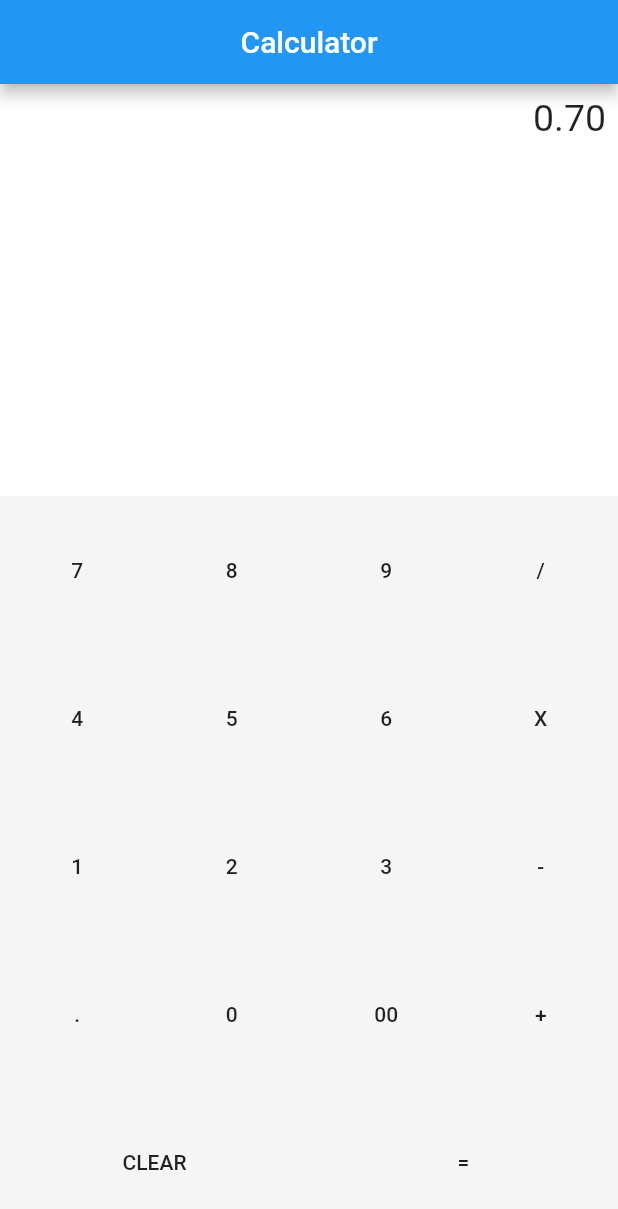
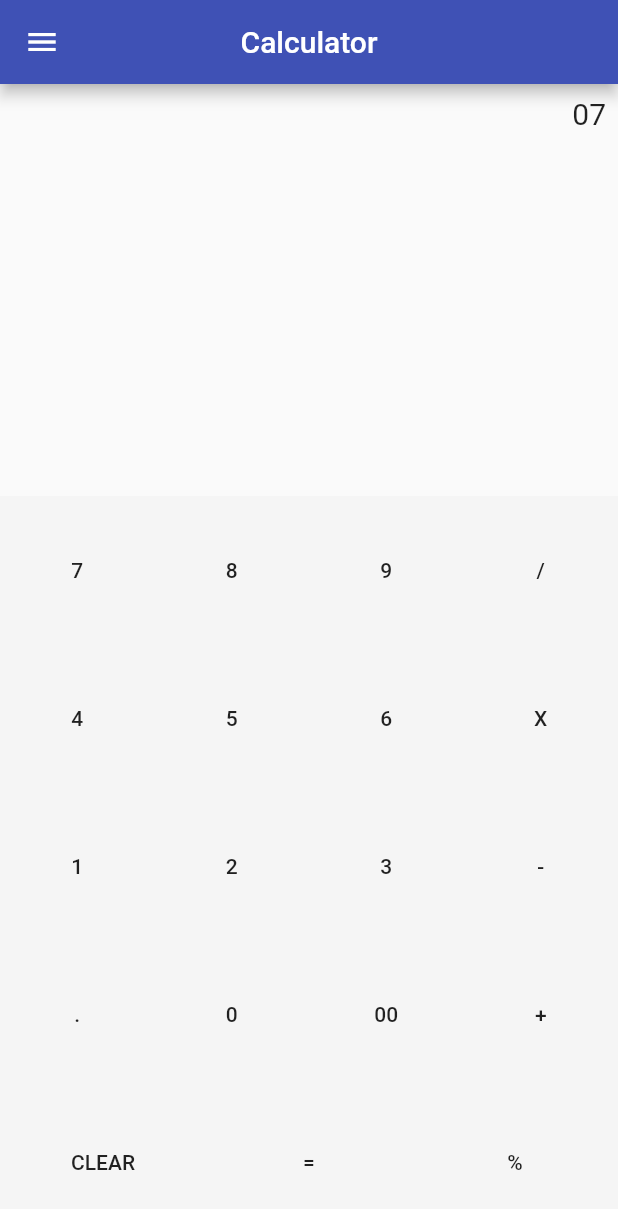
Before and after one commit to ikjot-2605/easy_calculator, a Flutter app: the screen it shows after launch, after a tap on an icon or button, on a phone screen of 412 x 824 dp. Shown: the top 1209 px of the screen. Run offline on Flutter 3.47's test engine with Material 2 defaults, Android fonts, the phone set to English and light mode, and no system bars; our stand-ins replace dynamic_theme.

Commit message:
some changes

```diff
--- a/lib/main.dart
+++ b/lib/main.dart
@@ -1,18 +1,26 @@
 import 'package:easycalculator/presentation/calc_main_page.dart';
 import 'package:flutter/material.dart';
-
+import 'package:dynamic_theme/dynamic_theme.dart';
 void main() {
   runApp(MyApp());
 }
 
 class MyApp extends StatelessWidget {
-  // This widget is the root of your application.
   @override
   Widget build(BuildContext context) {
-    return MaterialApp(
-      title: 'Calculator App',
-      theme: ThemeData.light(),
-      home: CalculatorMainPage(),
+    return new DynamicTheme(
+        defaultBrightness: Brightness.light,
+        data: (brightness) => new ThemeData(
+          primarySwatch: Colors.indigo,
+          brightness: brightness,
+        ),
+        themedWidgetBuilder: (context, theme) {
+          return new MaterialApp(
+            title: 'Calculator Application',
+            theme: theme,
+            home: CalculatorMainPage(),
+          );
+        }
     );
   }
 }
--- a/lib/presentation/calc_main_page.dart
+++ b/lib/presentation/calc_main_page.dart
@@ -1,4 +1,5 @@
 import 'package:easycalculator/presentation/display.dart';
+import 'package:easycalculator/presentation/side_nav.dart';
 import 'package:flutter/material.dart';
 
 class CalculatorMainPage extends StatefulWidget {
@@ -7,66 +8,60 @@ class CalculatorMainPage extends StatefulWidget {
 }
 
 class _CalculatorMainPageState extends State<CalculatorMainPage> {
-  updateValue(String buttonText){
-
-    if(buttonText == "CLEAR"){
-
+  updateValue(String buttonText) {
+    if (buttonText == "CLEAR") {
       _output = "0";
       num1 = 0.0;
       num2 = 0.0;
       operand = "";
-
-    } else if (buttonText == "+" || buttonText == "-" || buttonText == "/" || buttonText == "X"){
-
+    } else if (buttonText == "+" ||
+        buttonText == "-" ||
+        buttonText == "/" ||
+        buttonText == "X" ||
+        buttonText == "%") {
       num1 = double.parse(output);
 
       operand = buttonText;
 
       _output = "0";
-
-    } else if(buttonText == "."){
-
-      if(_output.contains(".")){
+    } else if (buttonText == ".") {
+      if (_output.contains(".")) {
         return;
-
       } else {
+        print(_output);
         _output = _output + buttonText;
       }
-
-    } else if (buttonText == "="){
-
+    } else if (buttonText == "=") {
       num2 = double.parse(output);
 
-      if(operand == "+"){
+      if (operand == "+") {
         _output = (num1 + num2).toString();
       }
-      if(operand == "-"){
+      if (operand == "%") {
+        _output = (num1 % num2).toString();
+      }
+      if (operand == "-") {
         _output = (num1 - num2).toString();
       }
-      if(operand == "X"){
+      if (operand == "X") {
         _output = (num1 * num2).toString();
       }
-      if(operand == "/"){
+      if (operand == "/") {
         _output = (num1 / num2).toString();
       }
 
       num1 = 0.0;
       num2 = 0.0;
       operand = "";
-
     } else {
-
       _output = _output + buttonText;
-
     }
 
     setState(() {
+      output = double.parse(_output).toStringAsFixed(2);
+    });
+  }
 
-      output = double.parse(_output).toStringAsFixed(2);
-
-    });
-
-  }
   String output = "0";
   String _output = "0";
   double num1 = 0.0;
@@ -75,6 +70,7 @@ class _CalculatorMainPageState extends State<CalculatorMainPage> {
   @override
   Widget build(BuildContext context) {
     return Scaffold(
+      drawer: NavDrawer(),
       appBar: AppBar(
         title: Text('Calculator'),
         centerTitle: true,
@@ -84,13 +80,15 @@ class _CalculatorMainPageState extends State<CalculatorMainPage> {
           Container(
             height: MediaQuery.of(context).size.height / 3,
             child: Display(
-                displayValue:output,
+              displayValue: _output,
+              number1: num1.toString(),
+              number2: num2.toString(),
             ),
           ),
           Expanded(
             child: Container(
-              color: Colors.grey[100],
-              child:  Column(children: [
+                color: Theme.of(context).brightness == Brightness.light?Colors.grey[100]:Colors.black,
+                child: Column(children: [
                   Expanded(
                     child: Row(children: [
                       CalculatorButton("7"),
@@ -99,7 +97,6 @@ class _CalculatorMainPageState extends State<CalculatorMainPage> {
                       CalculatorButton("/")
                     ]),
                   ),
-
                   Expanded(
                     child: Row(children: [
                       CalculatorButton("4"),
@@ -108,7 +105,6 @@ class _CalculatorMainPageState extends State<CalculatorMainPage> {
                       CalculatorButton("X")
                     ]),
                   ),
-
                   Expanded(
                     child: Row(children: [
                       CalculatorButton("1"),
@@ -117,7 +113,6 @@ class _CalculatorMainPageState extends State<CalculatorMainPage> {
                       CalculatorButton("-")
                     ]),
                   ),
-
                   Expanded(
                     child: Row(children: [
                       CalculatorButton("."),
@@ -126,28 +121,28 @@ class _CalculatorMainPageState extends State<CalculatorMainPage> {
                       CalculatorButton("+")
                     ]),
                   ),
-
                   Expanded(
                     child: Row(children: [
                       CalculatorButton("CLEAR"),
                       CalculatorButton("="),
+                      CalculatorButton("%"),
                     ]),
                   )
-              ])
-            ),
+                ])),
           )
         ],
       ),
     );
   }
-  Widget CalculatorButton(String symbol){
+
+  Widget CalculatorButton(String symbol) {
     return Expanded(
       child: RaisedButton(
         color: Colors.transparent,
         elevation: 0,
         focusElevation: 0,
         highlightElevation: 0,
-        onPressed: (){
+        onPressed: () {
           updateValue(symbol);
         },
         child: Container(
--- a/lib/presentation/display.dart
+++ b/lib/presentation/display.dart
@@ -2,22 +2,25 @@ import 'package:flutter/material.dart';
 
 class Display extends StatelessWidget {
   final String displayValue;
-  const Display({Key key, this.displayValue}) : super(key: key);
+  final String number2;
+  final String number1;
+  const Display({Key key, this.displayValue, this.number1, this.number2}) : super(key: key);
 
   @override
   Widget build(BuildContext context) {
-    return Center(
-      child: Container(
-        color: Colors.white,
+    return Container(
       child: Align(
         alignment: Alignment.topRight,
-          child: Padding(
+        child: Column(
+          children: [
+            Padding(
               padding: const EdgeInsets.only(top:8.0,right: 8.0),
               child: Text(
                 displayValue,
-              style: TextStyle(fontSize: displayValue.substring(0,1)=="B"?15.0:25.0),
+                style: TextStyle(fontSize: 20.0,),
               ),
             ),
+          ],
         ),
       ),
     );
--- /dev/null
+++ b/lib/presentation/settings_page.dart
@@ -0,0 +1,41 @@
+import 'package:dynamic_theme/dynamic_theme.dart';
+import 'package:flutter/cupertino.dart';
+import 'package:flutter/material.dart';
+
+class SettingsPage extends StatelessWidget {
+  @override
+  Widget build(BuildContext context) {
+    return Scaffold(
+      appBar: AppBar(
+        title: Text('Settings'),
+        centerTitle: true,
+      ),
+      body: Column(
+        children: [
+          Row(
+            children: [
+              Expanded(child: Padding(
+                padding: const EdgeInsets.all(8.0),
+                child: Text('Dark Theme'),
+              )),
+              Padding(
+                padding: const EdgeInsets.all(8.0),
+                child: CupertinoSwitch(
+                  value: Theme.of(context).brightness==Brightness.dark,
+                  onChanged: (bool value) {
+                    DynamicTheme.of(context).setBrightness(Theme.of(context).brightness == Brightness.dark? Brightness.light: Brightness.dark);
+                  },
+                ),
+              ),
+            ],
+          ),
+          Container(
+            height: 0.5,
+            width: MediaQuery.of(context).size.width,
+            color: Colors.grey,
+          )
+        ],
+      ),
+    );
+  }
+}
--- /dev/null
+++ b/lib/presentation/side_nav.dart
@@ -0,0 +1,51 @@
+
+import 'package:easycalculator/presentation/settings_page.dart';
+import 'package:flutter/material.dart';
+
+class NavDrawer extends StatelessWidget {
+  @override
+  Widget build(BuildContext context) {
+    return Drawer(
+      child: ListView(
+        padding: EdgeInsets.zero,
+        children: <Widget>[
+          DrawerHeader(
+            child: Text(
+              'Easy Calculator',
+              style: TextStyle(color: Colors.white, fontSize: 25),
+            ),
+            decoration: BoxDecoration(
+                color: Colors.green,
+                image: DecorationImage(
+                    fit: BoxFit.fill,
+                    image: AssetImage('assets/sidenav_image.jpg'))),
+          ),
+          ListTile(
+            leading: Icon(Icons.input),
+            title: Text('Welcome'),
+            onTap: () => {},
+          ),
+          ListTile(
+            leading: Icon(Icons.settings),
+            title: Text('Settings'),
+            onTap: () => {Navigator.push(context, MaterialPageRoute(
+              builder: (context)=>SettingsPage()
+            ))},
+          ),
+          Padding(
+            padding: const EdgeInsets.only(top:38.0),
+            child: Container(
+              child: Text(
+                'Made with ❤ by Ikjot',
+                style: TextStyle(
+                  fontSize: 10.0
+                ),
+                textAlign: TextAlign.center,
+              ),
+            ),
+          ),
+        ],
+      ),
+    );
+  }
+}
--- a/pubspec.yaml
+++ b/pubspec.yaml
@@ -28,7 +28,7 @@ dependencies:
   # The following adds the Cupertino Icons font to your application.
   # Use with the CupertinoIcons class for iOS style icons.
   cupertino_icons: ^0.1.3
-
+  dynamic_theme:
 dev_dependencies:
   flutter_test:
     sdk: flutter
@@ -45,8 +45,8 @@ flutter:
   uses-material-design: true
 
   # To add assets to your application, add an assets section, like this:
-  # assets:
-  #   - images/a_dot_burr.jpeg
+  assets:
+    - assets/sidenav_image.jpg
   #   - images/a_dot_ham.jpeg
 
   # An image asset can refer to one or more resolution-specific "variants", see
```
Also changed, not shown: pubspec.lock. Lines whose indentation alone changed are shown as unchanged.
